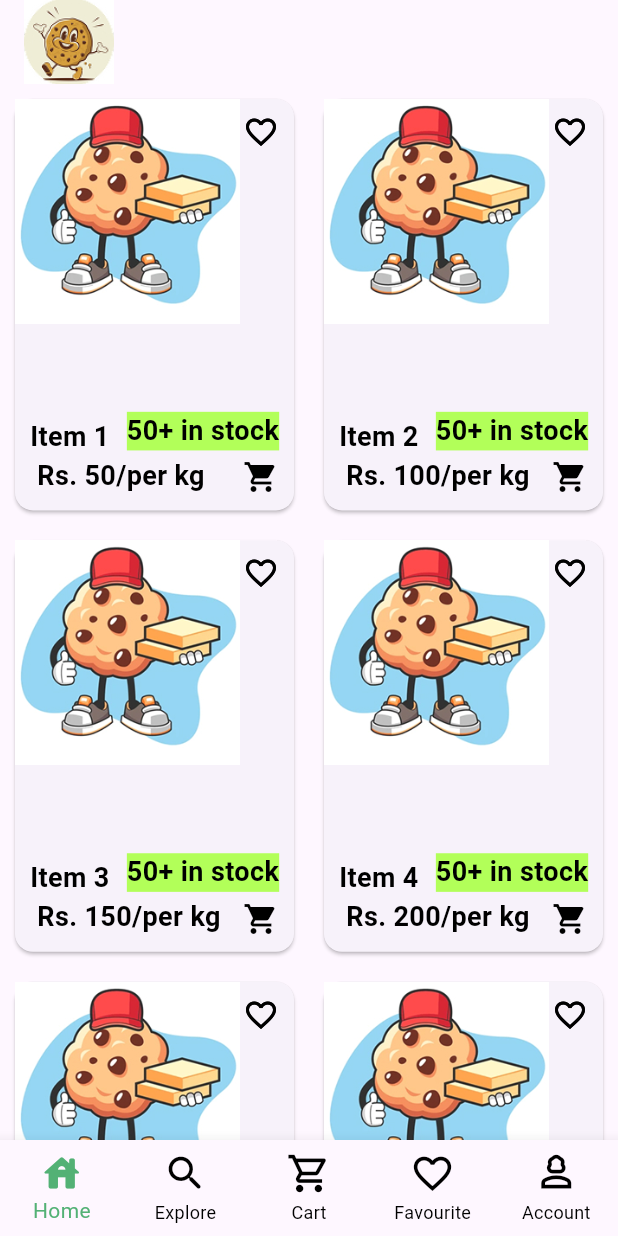
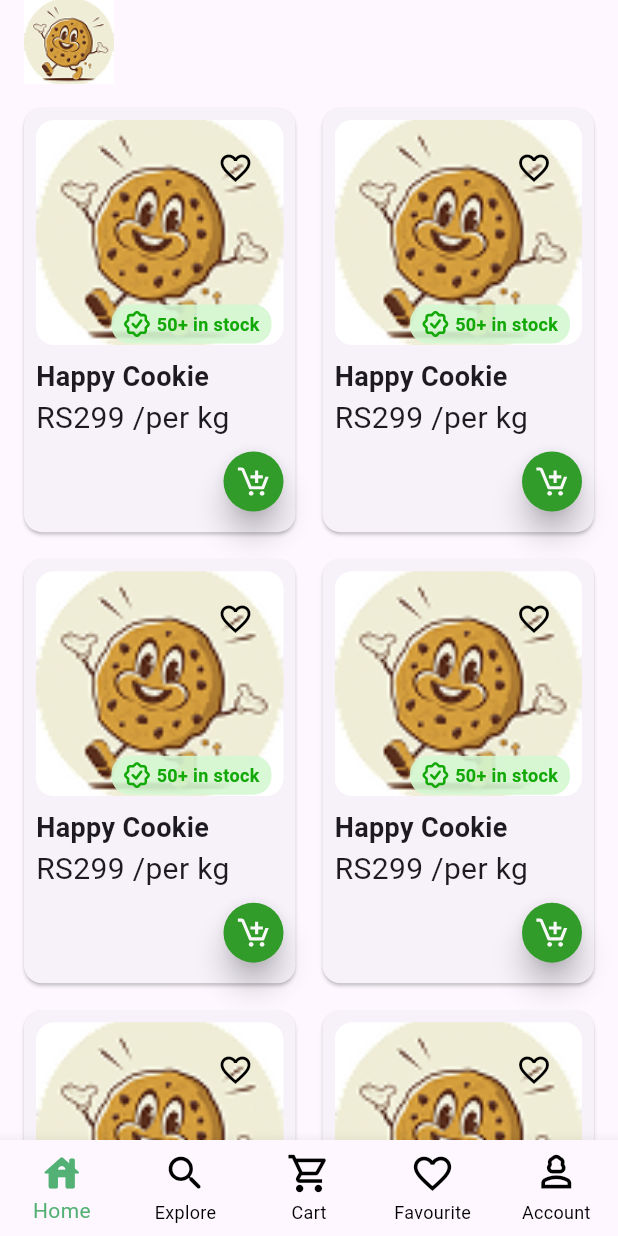
Before and after one commit to mirajgansi/Click_shop, a Flutter app: the DashboardScreen screen opened by its route, on a phone screen of 412 x 824 dp. Run offline on Flutter 3.47's test engine with Material 3 defaults, Android fonts, the light colour scheme and no system bars; our stand-ins replace flutter_svg, motion_toast.

Commit message:
favourite card and page created

```diff
--- a/lib/screens/bottom_screen/home_screen.dart
+++ b/lib/screens/bottom_screen/home_screen.dart
@@ -1,3 +1,4 @@
+import 'package:click_shop/widgets/my_card_widgets.dart';
 import 'package:flutter/material.dart';
 
 class HomeScreen extends StatefulWidget {
@@ -10,77 +11,18 @@ class HomeScreen extends StatefulWidget {
 class _HomeScreenState extends State<HomeScreen> {
   @override
   Widget build(BuildContext context) {
-    return SizedBox.expand(
-      child: GridView.count(
+    return GridView.builder(
+      padding: EdgeInsets.all(12),
+      gridDelegate: SliverGridDelegateWithFixedCrossAxisCount(
         crossAxisCount: 2,
-        childAspectRatio: 0.7,
-        children: List.generate(20, (index) {
-          return Card(
-            margin: const EdgeInsets.all(10.0),
-            child: Stack(
-              clipBehavior: Clip.none,
-              children: [
-                Positioned(
-                  height: 150,
-                  width: 150,
-                  child: Image.asset(
-                    'assets/images/8140 1.jpg',
-                    fit: BoxFit.cover,
-                  ),
-                ),
-
-                Positioned(
-                  top: 10,
-                  right: 10,
-                  child: Icon(Icons.favorite_border, color: Colors.black),
-                ),
-                Positioned(
-                  bottom: 40,
-                  right: 10,
-                  child: Text(
-                    '50+ in stock',
-                    style: const TextStyle(
-                      fontSize: 18,
-                      color: Colors.black,
-                      fontWeight: FontWeight.bold,
-                      backgroundColor: Colors.lightGreenAccent,
-                    ),
-                  ),
-                ),
-                Positioned(
-                  bottom: 10,
-                  left: 10,
-                  child: Text(
-                    'Item ${index + 1} \n Rs. ${((index + 1) * 50)}/per kg',
-                    style: const TextStyle(
-                      fontSize: 18,
-                      color: Colors.black,
-                      fontWeight: FontWeight.bold,
-                    ),
-                  ),
-                ),
-
-                Positioned(
-                  top: 10,
-                  right: 10,
-                  child: Icon(Icons.favorite_border, color: Colors.black),
-                ),
-                Positioned(
-                  top: 10,
-                  right: 10,
-                  child: Icon(Icons.favorite_border, color: Colors.black),
-                ),
-
-                Positioned(
-                  bottom: 10,
-                  right: 10,
-                  child: Icon(Icons.shopping_cart, color: Colors.black),
-                ),
-              ],
-            ),
-          );
-        }),
+        childAspectRatio: 0.65,
+        crossAxisSpacing: 10,
+        mainAxisSpacing: 10,
       ),
+      itemCount: 10,
+      itemBuilder: (context, index) {
+        return CardWidget();
+      },
     );
   }
 }
--- a/lib/widgets/my_card_widgets.dart
+++ b/lib/widgets/my_card_widgets.dart
@@ -1,10 +1,14 @@
+import 'package:click_shop/screens/bottom_screen/favourite_screen.dart';
+import 'package:click_shop/widgets/my_cart_button_widget.dart';
+import 'package:click_shop/widgets/my_favourite_button_widgets.dart';
 import 'package:flutter/material.dart';
+import 'package:flutter_svg/flutter_svg.dart';
 
 class CardWidget extends StatelessWidget {
   @override
   Widget build(BuildContext context) {
     return SizedBox(
-      height: 200,
+      height: 220,
       width: 200,
       child: Card(
         shape: RoundedRectangleBorder(borderRadius: BorderRadius.circular(12)),
@@ -20,7 +24,7 @@ class CardWidget extends StatelessWidget {
                     decoration: BoxDecoration(
                       borderRadius: BorderRadius.circular(12),
                       image: DecorationImage(
-                        image: AssetImage("assets/shoe.png"),
+                        image: AssetImage("assets/images/Group.jpg"),
                         fit: BoxFit.cover,
                       ),
                     ),
@@ -29,17 +33,60 @@ class CardWidget extends StatelessWidget {
                   Positioned(
                     right: 8,
                     top: 8,
-                    child: Icon(Icons.favorite_border, color: Colors.white),
+                    child: MyFavouriteButtonWidgets(),
+                  ),
+                  Positioned(
+                    right: 8,
+                    bottom: 1,
+                    child: Container(
+                      padding: EdgeInsets.symmetric(horizontal: 8, vertical: 4),
+                      decoration: BoxDecoration(
+                        color: Color(0xFFD4F7D2).withOpacity(0.9),
+                        borderRadius: BorderRadius.circular(12),
+                      ),
+                      child: Row(
+                        mainAxisSize: MainAxisSize.min,
+                        children: [
+                          SvgPicture.asset(
+                            'assets/icons/gravity-ui_seal-check.svg',
+                            width: 18,
+                            height: 18,
+                            color: Color(0xFF12A807),
+                          ),
+                          SizedBox(width: 4),
+                          Text(
+                            "50+ in stock",
+                            style: TextStyle(
+                              color: Color(0xff12A807),
+                              fontSize: 12,
+                              fontWeight: FontWeight.bold,
+                            ),
+                          ),
+                        ],
+                      ),
+                    ),
                   ),
                 ],
               ),
 
-              SizedBox(height: 10),
-              Text("Nike Air Max"),
-              Text("\$299"),
+              SizedBox(height: 8),
+
+              Text(
+                "Happy Cookie",
+                style: TextStyle(fontWeight: FontWeight.bold, fontSize: 18),
+              ),
+
+              Text(
+                "\RS299 /per kg",
+                style: TextStyle(fontWeight: FontWeight.w400, fontSize: 20),
+              ),
 
               SizedBox(height: 8),
-              ElevatedButton(onPressed: () {}, child: Text("Add to Cart")),
+
+              Align(
+                alignment: Alignment.centerRight,
+                child: MyCartButtonWidget(),
+              ),
             ],
           ),
         ),
--- /dev/null
+++ b/lib/widgets/my_cart_button_widget.dart
@@ -0,0 +1,46 @@
+import 'package:flutter/material.dart';
+import 'package:flutter_svg/flutter_svg.dart';
+import 'package:motion_toast/motion_toast.dart';
+
+class MyCartButtonWidget extends StatefulWidget {
+  const MyCartButtonWidget({super.key});
+
+  @override
+  State<MyCartButtonWidget> createState() => _MyCartButtonWidgetState();
+}
+
+class _MyCartButtonWidgetState extends State<MyCartButtonWidget> {
+  bool isCartAdded = false;
+  @override
+  Widget build(BuildContext context) {
+    return SizedBox(
+      width: 40,
+      height: 40,
+      child: ElevatedButton(
+        onPressed: () {
+          setState(() {
+            isCartAdded = !isCartAdded;
+          });
+          MotionToast.success(
+            description: Text("Item added to cart"),
+            toastDuration: Duration(seconds: 1),
+          ).show(context);
+        },
+
+        style: ElevatedButton.styleFrom(
+          shape: RoundedRectangleBorder(
+            borderRadius: BorderRadius.circular(50),
+          ),
+          backgroundColor: Color(0xFF329C2A),
+          padding: EdgeInsets.all(5),
+          elevation: 8,
+        ),
+        child: SvgPicture.asset(
+          'assets/icons/bx_cart-add.svg',
+          width: 25,
+          height: 25,
+        ),
+      ),
+    );
+  }
+}
--- /dev/null
+++ b/lib/widgets/my_favourite_button_widgets.dart
@@ -0,0 +1,28 @@
+import 'package:flutter/material.dart';
+
+class MyFavouriteButtonWidgets extends StatefulWidget {
+  const MyFavouriteButtonWidgets({super.key});
+
+  @override
+  State<MyFavouriteButtonWidgets> createState() =>
+      _MyFavouriteButtonWidgetsState();
+}
+
+class _MyFavouriteButtonWidgetsState extends State<MyFavouriteButtonWidgets> {
+  bool isFavourite = false;
+
+  @override
+  Widget build(BuildContext context) {
+    return IconButton(
+      onPressed: () {
+        setState(() {
+          isFavourite = !isFavourite;
+        });
+      },
+      icon: Icon(
+        isFavourite ? Icons.favorite : Icons.favorite_border,
+        color: isFavourite ? Colors.red : Colors.black,
+      ),
+    );
+  }
+}
--- a/pubspec.yaml
+++ b/pubspec.yaml
@@ -30,7 +30,8 @@ environment:
 dependencies:
   flutter:
     sdk: flutter
-
+  motion_toast: ^2.14.0
+  flutter_svg: ^2.1.1
   # The following adds the Cupertino Icons font to your application.
   # Use with the CupertinoIcons class for iOS style icons.
   cupertino_icons: ^1.0.8
```
Also changed, not shown: assets/icons/bx_cart-add.svg (added), assets/icons/gravity-ui_seal-check.svg (added), pubspec.lock.
